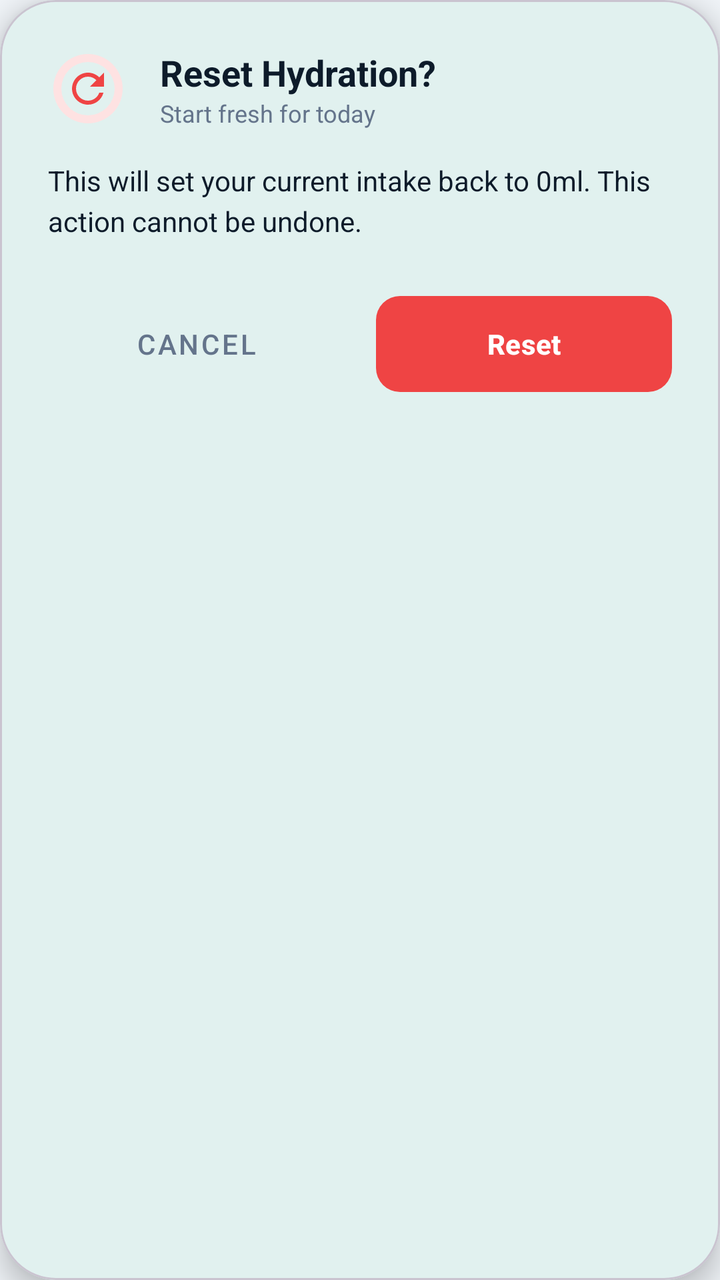
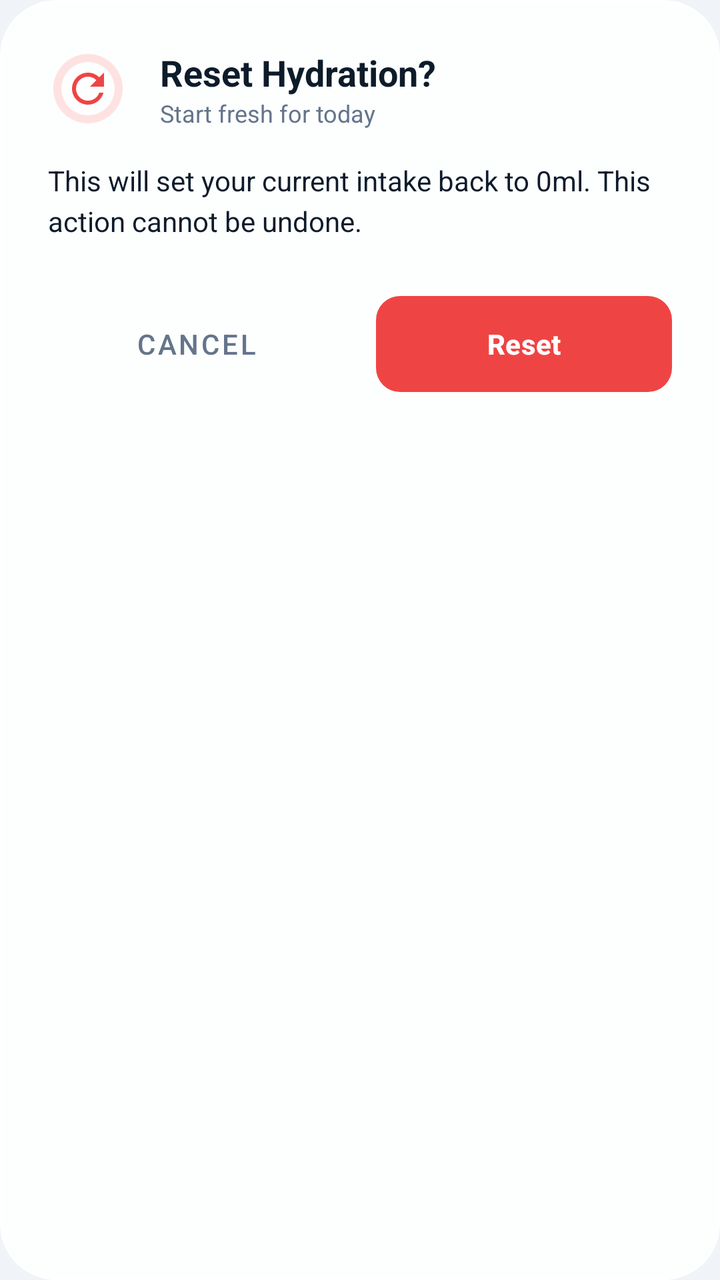

Screens rendered from an Android XML layout before and after an edit, with the pre-edit source and the edit as a unified diff.
<!-- AndroidManifest.xml: application theme Theme.VitalFlow -->
<!-- res/layout/dialog_reset_confirmation.xml -->
<?xml version="1.0" encoding="utf-8"?>
<com.google.android.material.card.MaterialCardView xmlns:android="http://schemas.android.com/apk/res/android"
    xmlns:app="http://schemas.android.com/apk/res-auto"
    android:layout_width="match_parent"
    android:layout_height="wrap_content"
    android:layout_margin="24dp"
    app:cardBackgroundColor="@color/app_surface"
    app:cardCornerRadius="28dp"
    app:cardElevation="8dp">

    <LinearLayout
        android:layout_width="match_parent"
        android:layout_height="wrap_content"
        android:orientation="vertical"
        android:padding="24dp">

        <LinearLayout
            android:layout_width="match_parent"
            android:layout_height="wrap_content"
            android:gravity="center_vertical"
            android:orientation="horizontal"
            android:layout_marginBottom="16dp">

            <ImageView
                android:layout_width="40dp"
                android:layout_height="40dp"
                android:background="@drawable/circle_shape"
                android:backgroundTint="@color/bg_date_end"
                android:padding="8dp"
                android:src="@drawable/ic_refresh"
                app:tint="@color/warning_red" />

            <LinearLayout
                android:layout_width="wrap_content"
                android:layout_height="wrap_content"
                android:layout_marginStart="16dp"
                android:orientation="vertical">

                <TextView
                    android:layout_width="wrap_content"
                    android:layout_height="wrap_content"
                    android:text="Reset Hydration?"
                    android:textColor="@color/text_primary"
                    android:textSize="18sp"
                    android:textStyle="bold" />

                <TextView
                    android:layout_width="wrap_content"
                    android:layout_height="wrap_content"
                    android:text="Start fresh for today"
                    android:textColor="@color/text_secondary"
                    android:textSize="12sp" />
            </LinearLayout>
        </LinearLayout>

        <TextView
            android:layout_width="match_parent"
            android:layout_height="wrap_content"
            android:text="This will set your current intake back to 0ml. This action cannot be undone."
            android:textColor="@color/text_primary"
            android:lineSpacingExtra="4dp"
            android:layout_marginBottom="24dp" />

        <LinearLayout
            android:layout_width="match_parent"
            android:layout_height="wrap_content"
            android:orientation="horizontal"
            android:weightSum="2">

            <com.google.android.material.button.MaterialButton
                android:id="@+id/btnCancelReset"
                style="@style/Widget.MaterialComponents.Button.TextButton"
                android:layout_width="0dp"
                android:layout_height="56dp"
                android:layout_weight="1"
                android:layout_marginEnd="8dp"
                android:text="Cancel"
                android:textColor="@color/text_secondary"
                app:cornerRadius="12dp" />

            <com.google.android.material.button.MaterialButton
                android:id="@+id/btnConfirmReset"
                android:layout_width="0dp"
                android:layout_height="56dp"
                android:layout_weight="1"
                android:layout_marginStart="8dp"
                android:text="Reset"
                android:textColor="@color/text_on_primary"
                android:textStyle="bold"
                app:backgroundTint="@color/warning_red"
                app:cornerRadius="12dp"
                app:elevation="0dp" />
        </LinearLayout>
    </LinearLayout>
</com.google.android.material.card.MaterialCardView>
<!-- resources referenced by this layout -->
<resources>
  <color name="app_surface">#FFFFFF</color>
  <color name="bg_date_end">#FEE2E2</color>
  <color name="text_on_primary">#FFFFFF</color>
  <color name="text_primary">#0D1B2A</color>
  <color name="text_secondary">#64748B</color>
  <color name="warning_red">#EF4444</color>
  <!-- drawable circle_shape (drawable) -->
  <?xml version="1.0" encoding="utf-8"?>
  <shape xmlns:android="http://schemas.android.com/apk/res/android"
      android:innerRadiusRatio="3"
      android:shape="ring"
      android:thicknessRatio="10.0"
      android:useLevel="false">
      <solid android:color="@color/surface_variant" />
  </shape>
  <!-- drawable ic_refresh (drawable) -->
  <vector xmlns:android="http://schemas.android.com/apk/res/android"
      android:width="24dp"
      android:height="24dp"
      android:viewportWidth="24"
      android:viewportHeight="24"
      android:tint="@color/icon_unselected">
      <path
          android:fillColor="@color/white"
          android:pathData="M17.65,6.35C16.2,4.9 14.21,4 12,4c-4.42,0 -7.99,3.58 -7.99,8s3.57,8 7.99,8c3.73,0 6.84,-2.55 7.73,-6h-2.08c-0.82,2.33 -3.04,4 -5.65,4c-3.31,0 -6,-2.69 -6,-6s2.69,-6 6,-6c1.66,0 3.14,0.69 4.22,1.78L13,11h7V4l-2.35,2.35z"/>
  </vector>
  <style name="Theme.VitalFlow" parent="Base.Theme.VitalFlow" />
  <color name="surface_variant">#F8FAFC</color>
  <color name="icon_unselected">#94A3B8</color>
  <color name="white">#FFFFFFFF</color>
  <style name="Base.Theme.VitalFlow" parent="Theme.Material3.Light.NoActionBar">
          <item name="colorPrimary">@color/primary</item>
          <item name="colorPrimaryVariant">@color/primary_dark</item>
          <item name="colorOnPrimary">@color/white</item>
          <item name="colorSecondary">@color/secondary</item>
          <item name="colorSecondaryVariant">@color/secondary_dark</item>
          <item name="colorOnSecondary">@color/black</item>
  
          <item name="android:statusBarColor">@color/app_background</item>
          <item name="android:windowLightStatusBar">true</item>
          <item name="android:colorBackground">@color/app_background</item>
          <item name="colorSurface">@color/app_surface</item>
          <item name="android:textColorPrimary">@color/text_primary</item>
          <item name="android:textColorSecondary">@color/text_secondary</item>
      </style>
  <color name="primary">#00897B</color>
  <color name="primary_dark">#00695C</color>
  <color name="secondary">#FF7043</color>
  <color name="secondary_dark">#E64A19</color>
  <color name="black">#FF000000</color>
  <color name="app_background">#F0F4F8</color>
</resources>

<!-- the commit's change to res/layout/dialog_reset_confirmation.xml (unified diff, before → after) -->
@@ -4,9 +4,11 @@
     android:layout_width="match_parent"
     android:layout_height="wrap_content"
     android:layout_margin="24dp"
-    app:cardBackgroundColor="@color/app_surface"
+    app:cardBackgroundColor="@color/glass_card_bg_elevated"
     app:cardCornerRadius="28dp"
-    app:cardElevation="8dp">
+    app:cardElevation="0dp"
+    app:strokeColor="@color/glass_card_stroke"
+    app:strokeWidth="1dp">
 
     <LinearLayout
         android:layout_width="match_parent"
<!-- resource entries referenced after the edit -->
@@ -2,6 +2,8 @@
 <resources>
   <color name="app_surface">#FFFFFF</color>
   <color name="bg_date_end">#FEE2E2</color>
+  <color name="glass_card_bg_elevated">#E6FFFFFF</color>
+  <color name="glass_card_stroke">#40FFFFFF</color>
   <color name="text_on_primary">#FFFFFF</color>
   <color name="text_primary">#0D1B2A</color>
   <color name="text_secondary">#64748B</color>
@@ -38,7 +40,8 @@
           <item name="colorSecondaryVariant">@color/secondary_dark</item>
           <item name="colorOnSecondary">@color/black</item>
   
-          <item name="android:statusBarColor">@color/app_background</item>
+          
+          <item name="android:statusBarColor">@color/page_gradient_start</item>
           <item name="android:windowLightStatusBar">true</item>
           <item name="android:colorBackground">@color/app_background</item>
           <item name="colorSurface">@color/app_surface</item>
@@ -50,6 +53,7 @@
   <color name="secondary">#FF7043</color>
   <color name="secondary_dark">#E64A19</color>
   <color name="black">#FF000000</color>
+  <color name="page_gradient_start">#E0F5F3</color>
   <color name="app_background">#F0F4F8</color>
 </resources>
 
